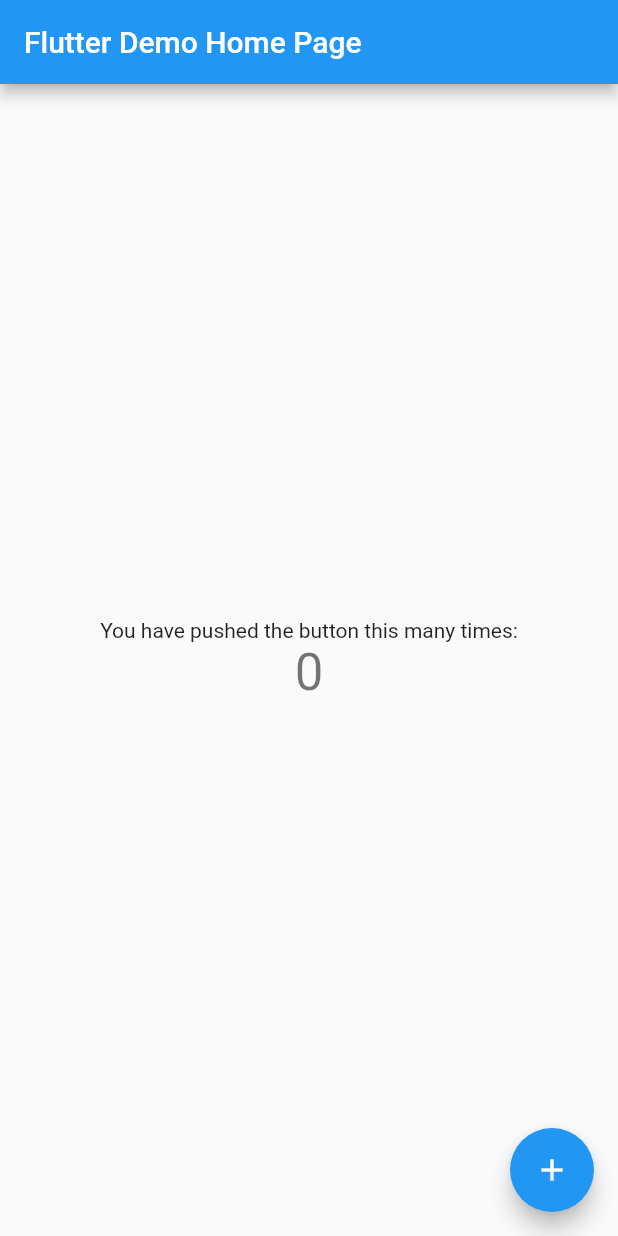
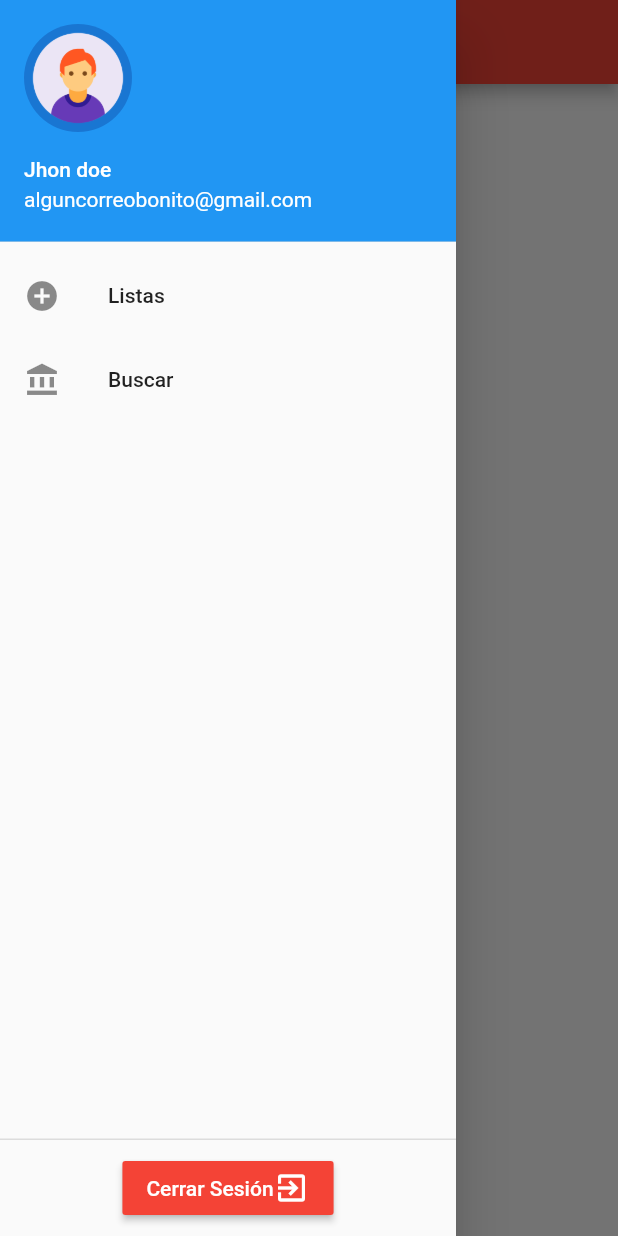
Before and after one commit to cxrdevx/flutter_examples, a Flutter app: the screen it shows after launch, with the side drawer open (before the commit the screen has no drawer), on a phone screen of 412 x 824 dp. Run offline on Flutter 3.47's test engine with Material 2 defaults, Android fonts, the phone set to English and light mode, and no system bars; our stand-ins replace splashscreen.

Commit message:
lista con busqueda

```diff
--- /dev/null
+++ b/lib/components/nav-drawer/nav-drawer.dart
@@ -0,0 +1,59 @@
+import 'package:flutter/material.dart';
+import 'package:flutter_examples/pages/page-home/page-home.dart';
+import 'package:flutter_examples/pages/page-search/page-search.dart';
+
+class NavDrawer extends StatelessWidget {
+  @override
+  Widget build(BuildContext context) {
+    return Drawer(
+        child: Scaffold(
+      body: ListView(
+        padding: EdgeInsets.zero,
+        children: <Widget>[
+          UserAccountsDrawerHeader(
+            currentAccountPicture: new CircleAvatar(
+              backgroundImage: AssetImage('assets/img/user.png'),
+            ),
+            accountName: Text('Jhon doe'),
+            accountEmail: Text('alguncorreobonito@gmail.com'),
+          ),
+          ListTile(
+            title: Text('Listas'),
+            leading: new Icon(Icons.add_circle),
+            onTap: () {
+              Navigator.push(
+                context,
+                MaterialPageRoute(builder: (context) => PageHome()),
+              );
+            },
+          ),
+          ListTile(
+            title: Text('Buscar'),
+            leading: new Icon(Icons.account_balance),
+            onTap: () {
+              Navigator.push(
+                context,
+                MaterialPageRoute(builder: (context) => PageSearch()),
+              );
+            },
+          )
+        ],
+      ),
+      persistentFooterButtons: <Widget>[
+        Row(mainAxisAlignment: MainAxisAlignment.center, children: <Widget>[
+          RaisedButton(
+            onPressed: () {},
+            color: Colors.red,
+            textColor: Colors.white,
+            child: new Row(
+              children: <Widget>[
+                new Text('Cerrar Sesión'),
+                new Icon(Icons.exit_to_app),
+              ],
+            ),
+          ),
+        ])
+      ],
+    ));
+  }
+}
--- a/lib/main.dart
+++ b/lib/main.dart
@@ -1,4 +1,6 @@
 import 'package:flutter/material.dart';
+import 'package:flutter_examples/pages/page-home/page-home.dart';
+import 'package:flutter_examples/pages/page-splash/page-splash.dart';
 
 void main() => runApp(MyApp());
 
@@ -7,105 +9,11 @@ class MyApp extends StatelessWidget {
   @override
   Widget build(BuildContext context) {
     return MaterialApp(
-      title: 'Flutter Demo',
-      theme: ThemeData(
-        // This is the theme of your application.
-        //
-        // Try running your application with "flutter run". You'll see the
-        // application has a blue toolbar. Then, without quitting the app, try
-        // changing the primarySwatch below to Colors.green and then invoke
-        // "hot reload" (press "r" in the console where you ran "flutter run",
-        // or simply save your changes to "hot reload" in a Flutter IDE).
-        // Notice that the counter didn't reset back to zero; the application
-        // is not restarted.
-        primarySwatch: Colors.blue,
-      ),
-      home: MyHomePage(title: 'Flutter Demo Home Page'),
+      home: PageSplash(),
+      routes: <String, WidgetBuilder>{
+        '/login': (BuildContext context) => PageHome(),
+        '/home': (BuildContext context) => PageHome(),
+      },
     );
   }
 }
-
-class MyHomePage extends StatefulWidget {
-  MyHomePage({Key key, this.title}) : super(key: key);
-
-  // This widget is the home page of your application. It is stateful, meaning
-  // that it has a State object (defined below) that contains fields that affect
-  // how it looks.
-
-  // This class is the configuration for the state. It holds the values (in this
-  // case the title) provided by the parent (in this case the App widget) and
-  // used by the build method of the State. Fields in a Widget subclass are
-  // always marked "final".
-
-  final String title;
-
-  @override
-  _MyHomePageState createState() => _MyHomePageState();
-}
-
-class _MyHomePageState extends State<MyHomePage> {
-  int _counter = 0;
-
-  void _incrementCounter() {
-    setState(() {
-      // This call to setState tells the Flutter framework that something has
-      // changed in this State, which causes it to rerun the build method below
-      // so that the display can reflect the updated values. If we changed
-      // _counter without calling setState(), then the build method would not be
-      // called again, and so nothing would appear to happen.
-      _counter++;
-    });
-  }
-
-  @override
-  Widget build(BuildContext context) {
-    // This method is rerun every time setState is called, for instance as done
-    // by the _incrementCounter method above.
-    //
-    // The Flutter framework has been optimized to make rerunning build methods
-    // fast, so that you can just rebuild anything that needs updating rather
-    // than having to individually change instances of widgets.
-    return Scaffold(
-      appBar: AppBar(
-        // Here we take the value from the MyHomePage object that was created by
-        // the App.build method, and use it to set our appbar title.
-        title: Text(widget.title),
-      ),
-      body: Center(
-        // Center is a layout widget. It takes a single child and positions it
-        // in the middle of the parent.
-        child: Column(
-          // Column is also layout widget. It takes a list of children and
-          // arranges them vertically. By default, it sizes itself to fit its
-          // children horizontally, and tries to be as tall as its parent.
-          //
-          // Invoke "debug painting" (press "p" in the console, choose the
-          // "Toggle Debug Paint" action from the Flutter Inspector in Android
-          // Studio, or the "Toggle Debug Paint" command in Visual Studio Code)
-          // to see the wireframe for each widget.
-          //
-          // Column has various properties to control how it sizes itself and
-          // how it positions its children. Here we use mainAxisAlignment to
-          // center the children vertically; the main axis here is the vertical
-          // axis because Columns are vertical (the cross axis would be
-          // horizontal).
-          mainAxisAlignment: MainAxisAlignment.center,
-          children: <Widget>[
-            Text(
-              'You have pushed the button this many times:',
-            ),
-            Text(
-              '$_counter',
-              style: Theme.of(context).textTheme.display1,
-            ),
-          ],
-        ),
-      ),
-      floatingActionButton: FloatingActionButton(
-        onPressed: _incrementCounter,
-        tooltip: 'Increment',
-        child: Icon(Icons.add),
-      ), // This trailing comma makes auto-formatting nicer for build methods.
-    );
-  }
-}
--- /dev/null
+++ b/lib/pages/page-home/page-home.dart
@@ -0,0 +1,20 @@
+import 'package:flutter/material.dart';
+import 'package:flutter_examples/components/nav-drawer/nav-drawer.dart';
+
+
+class PageHome extends StatelessWidget {
+  // This widget is the root of your application.
+  @override
+  Widget build(BuildContext context) {
+    return Scaffold(
+      drawer: NavDrawer(),
+      appBar: AppBar(
+        backgroundColor: Colors.red,
+        title: Text('Inicio'),
+      ),
+      body: Center(
+        child: Text('Ejemplos de vistas con flutter'),
+      )
+    );
+  }
+}
--- a/pubspec.yaml
+++ b/pubspec.yaml
@@ -19,6 +19,8 @@ dependencies:
   # The following adds the Cupertino Icons font to your application.
   # Use with the CupertinoIcons class for iOS style icons.
   cupertino_icons: ^0.1.2
+  splashscreen: ^1.1.0
+  dio: ^1.0.13
 
 dev_dependencies:
   flutter_test:
@@ -35,6 +37,10 @@ flutter:
   # included with your application, so that you can use the icons in
   # the material Icons class.
   uses-material-design: true
+  assets:
+    - assets/img/logo.png
+    - assets/img/user.png
+
 
   # To add assets to your application, add an assets section, like this:
   # assets:
```
Also changed, not shown: lib/pages/page-search/page-search.dart (added, +110 -0 lines), lib/pages/page-splash/page-splash.dart (added, +21 -0 lines), assets/img/logo.png (added), assets/img/user.png (added), 5 other files.
